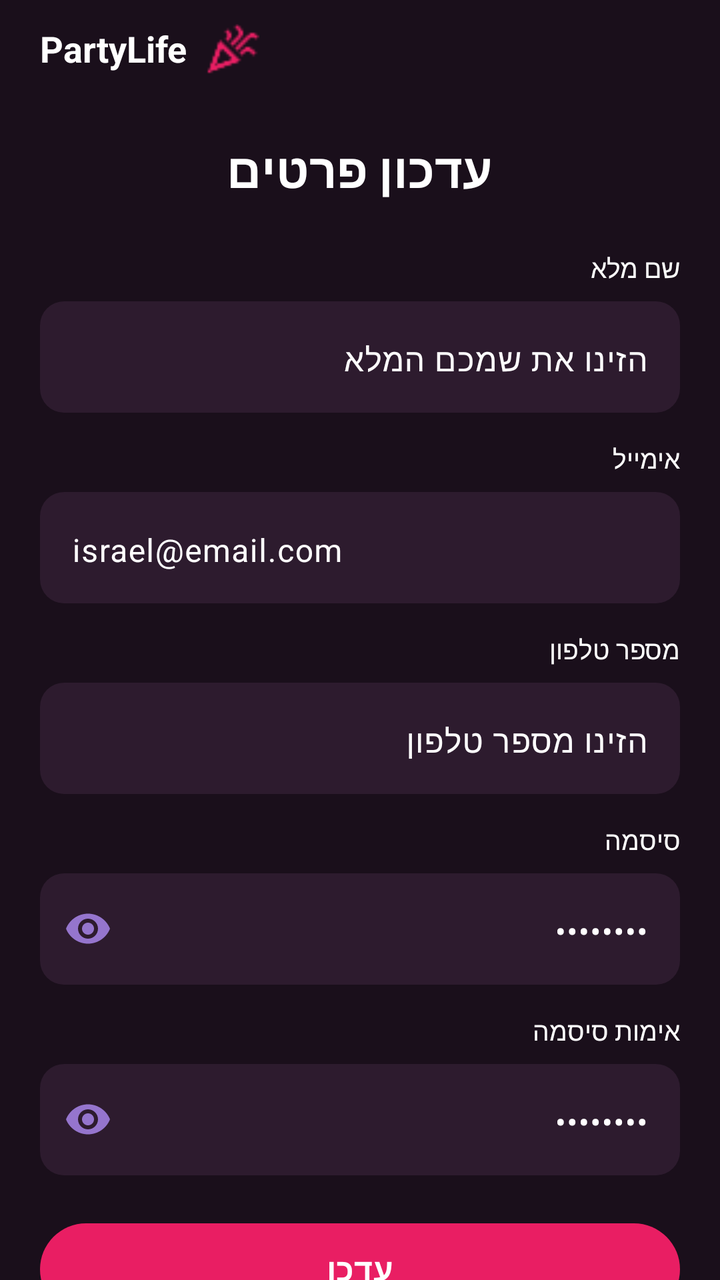
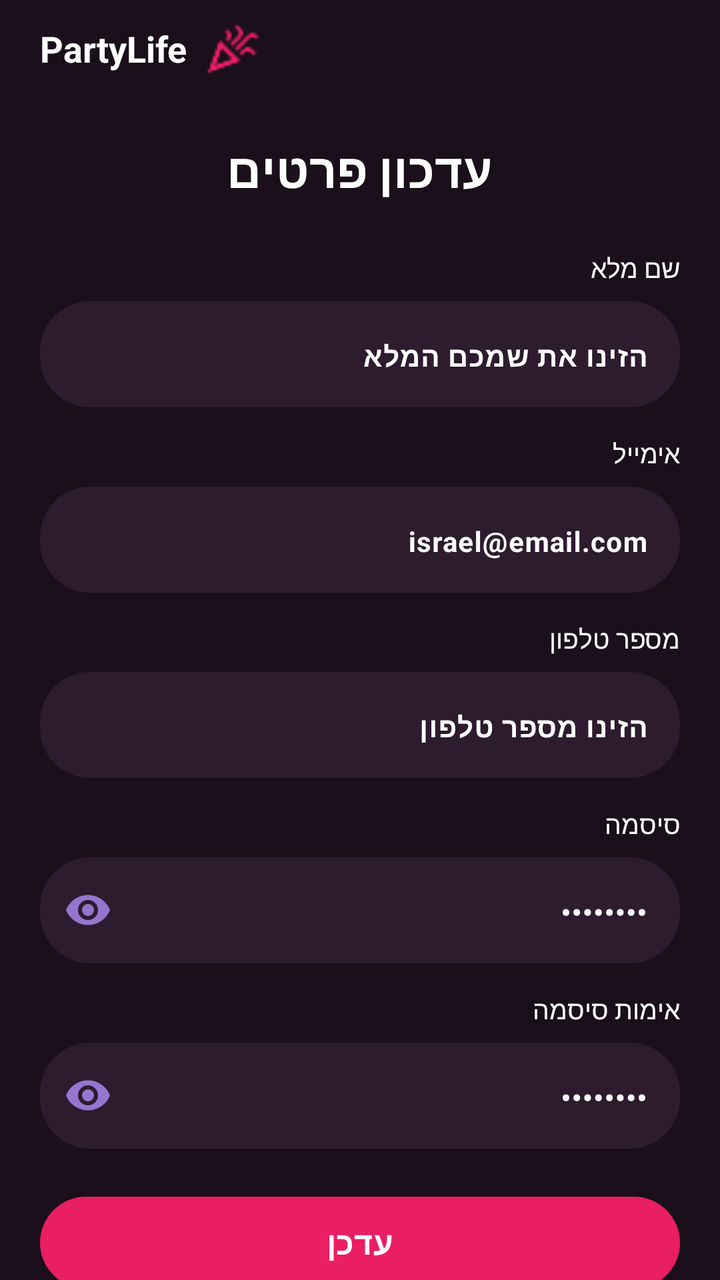

Before-and-after screenshots of an Android layout around one commit, followed by the original layout XML and the change that was made.
<!-- AndroidManifest.xml: application theme Theme.PartyLife -->
<!-- res/layout/activity_user_setting.xml -->
<?xml version="1.0" encoding="utf-8"?>
<ScrollView xmlns:android="http://schemas.android.com/apk/res/android"
    xmlns:app="http://schemas.android.com/apk/res-auto"
    android:layout_width="match_parent"
    android:layout_height="match_parent"
    android:background="#1A0F1B"
    android:fillViewport="true"
    android:id="@+id/usersetting"
    android:scrollbars="none">

    <androidx.constraintlayout.widget.ConstraintLayout
        android:layout_width="match_parent"
        android:layout_height="wrap_content"
        android:paddingStart="20dp"
        android:paddingEnd="20dp"
        android:paddingTop="12dp"
        android:paddingBottom="32dp"
        android:layoutDirection="rtl">

        
        <TextView
            android:id="@+id/tvAppTitle"
            android:layout_width="wrap_content"
            android:layout_height="wrap_content"
            android:text="PartyLife"
            android:textColor="#FFFFFF"
            android:textSize="18sp"
            android:textStyle="bold"
            app:layout_constraintEnd_toEndOf="parent"
            app:layout_constraintTop_toTopOf="parent" />

        <ImageView
            android:id="@+id/ivAppIcon"
            android:layout_width="28dp"
            android:layout_height="28dp"
            android:layout_marginEnd="8dp"
            android:src="@drawable/logo"
            app:layout_constraintBottom_toBottomOf="@id/tvAppTitle"
            app:layout_constraintEnd_toStartOf="@id/tvAppTitle"
            app:layout_constraintTop_toTopOf="@id/tvAppTitle"
            app:tint="#E91E63" />

        
        <TextView
            android:id="@+id/tvTitle"
            android:layout_width="0dp"
            android:layout_height="wrap_content"
            android:layout_marginTop="32dp"
            android:text="עדכון פרטים"
            android:textColor="#FFFFFF"
            android:textSize="24sp"
            android:textStyle="bold"
            android:gravity="center"
            app:layout_constraintEnd_toEndOf="parent"
            app:layout_constraintStart_toStartOf="parent"
            app:layout_constraintTop_toBottomOf="@+id/tvAppTitle" />

        
        <TextView
            android:id="@+id/tvNameLabel"
            android:layout_width="0dp"
            android:layout_height="wrap_content"
            android:layout_marginTop="24dp"
            android:text="שם מלא"
            android:textColor="#FFFFFF"
            android:textSize="13sp"
            android:gravity="start"
            app:layout_constraintEnd_toEndOf="parent"
            app:layout_constraintStart_toStartOf="parent"
            app:layout_constraintTop_toBottomOf="@id/tvTitle" />

        <com.google.android.material.textfield.TextInputLayout
            android:id="@+id/tilEFullName"
            style="@style/ThemeOverlay.App.TextInputLayout.WhiteText"
            android:layout_width="0dp"
            android:layout_height="wrap_content"
            android:layout_marginTop="8dp"
            android:hint="הזינו את שמכם המלא"
            app:boxBackgroundColor="#2D1B2E"
            app:boxBackgroundMode="filled"
            app:boxCornerRadiusBottomEnd="12dp"
            app:boxCornerRadiusBottomStart="12dp"
            app:boxCornerRadiusTopEnd="12dp"
            app:boxCornerRadiusTopStart="12dp"
            app:boxStrokeWidth="0dp"
            app:layout_constraintEnd_toEndOf="parent"
            app:layout_constraintStart_toStartOf="parent"
            app:layout_constraintTop_toBottomOf="@id/tvNameLabel">

            <com.google.android.material.textfield.TextInputEditText
                android:id="@+id/etEFullName"
                android:layout_width="match_parent"
                android:layout_height="wrap_content"
                android:inputType="textPersonName"
                android:gravity="start" />

        </com.google.android.material.textfield.TextInputLayout>

        
        <TextView
            android:id="@+id/tvEmailLabel"
            android:layout_width="0dp"
            android:layout_height="wrap_content"
            android:layout_marginTop="14dp"
            android:text="אימייל"
            android:textColor="#FFFFFF"
            android:textSize="13sp"
            android:gravity="start"
            app:layout_constraintEnd_toEndOf="parent"
            app:layout_constraintStart_toStartOf="parent"
            app:layout_constraintTop_toBottomOf="@id/tilEFullName" />

        <com.google.android.material.textfield.TextInputLayout
            android:id="@+id/tilEEmail"
            style="@style/ThemeOverlay.App.TextInputLayout.WhiteText"
            android:layout_width="0dp"
            android:layout_height="wrap_content"
            android:layout_marginTop="8dp"
            android:hint="israel@email.com"
            app:boxBackgroundColor="#2D1B2E"
            app:boxBackgroundMode="filled"
            app:boxCornerRadiusBottomEnd="12dp"
            app:boxCornerRadiusBottomStart="12dp"
            app:boxCornerRadiusTopEnd="12dp"
            app:boxCornerRadiusTopStart="12dp"
            app:boxStrokeWidth="0dp"
            app:layout_constraintEnd_toEndOf="parent"
            app:layout_constraintStart_toStartOf="parent"
            app:layout_constraintTop_toBottomOf="@id/tvEmailLabel">

            <com.google.android.material.textfield.TextInputEditText
                android:id="@+id/etEEmail"
                android:layout_width="match_parent"
                android:layout_height="wrap_content"
                android:inputType="textEmailAddress"
                android:gravity="start" />

        </com.google.android.material.textfield.TextInputLayout>

        
        <TextView
            android:id="@+id/tvPhoneLabel"
            android:layout_width="0dp"
            android:layout_height="wrap_content"
            android:layout_marginTop="14dp"
            android:text="מספר טלפון"
            android:textColor="#FFFFFF"
            android:textSize="13sp"
            android:gravity="start"
            app:layout_constraintEnd_toEndOf="parent"
            app:layout_constraintStart_toStartOf="parent"
            app:layout_constraintTop_toBottomOf="@id/tilEEmail" />

        <com.google.android.material.textfield.TextInputLayout
            android:id="@+id/tilEPhone"
            style="@style/ThemeOverlay.App.TextInputLayout.WhiteText"
            android:layout_width="0dp"
            android:layout_height="wrap_content"
            android:layout_marginTop="8dp"
            android:hint="הזינו מספר טלפון"
            app:boxBackgroundColor="#2D1B2E"
            app:boxBackgroundMode="filled"
            app:boxCornerRadiusBottomEnd="12dp"
            app:boxCornerRadiusBottomStart="12dp"
            app:boxCornerRadiusTopEnd="12dp"
            app:boxCornerRadiusTopStart="12dp"
            app:boxStrokeWidth="0dp"
            app:layout_constraintEnd_toEndOf="parent"
            app:layout_constraintStart_toStartOf="parent"
            app:layout_constraintTop_toBottomOf="@id/tvPhoneLabel">

            <com.google.android.material.textfield.TextInputEditText
                android:id="@+id/etEPhone"
                android:layout_width="match_parent"
                android:layout_height="wrap_content"
                android:inputType="phone"
                android:gravity="start" />

        </com.google.android.material.textfield.TextInputLayout>

        
        <TextView
            android:id="@+id/tvPasswordLabel"
            android:layout_width="0dp"
            android:layout_height="wrap_content"
            android:layout_marginTop="14dp"
            android:text="סיסמה"
            android:textColor="#FFFFFF"
            android:textSize="13sp"
            android:gravity="start"
            app:layout_constraintEnd_toEndOf="parent"
            app:layout_constraintStart_toStartOf="parent"
            app:layout_constraintTop_toBottomOf="@id/tilEPhone" />

        <com.google.android.material.textfield.TextInputLayout
            android:id="@+id/tilEPassword"
            style="@style/ThemeOverlay.App.TextInputLayout.WhiteText"
            android:layout_width="0dp"
            android:layout_height="wrap_content"
            android:layout_marginTop="8dp"
            android:hint="••••••••"
            app:boxBackgroundColor="#2D1B2E"
            app:boxBackgroundMode="filled"
            app:boxCornerRadiusBottomEnd="12dp"
            app:boxCornerRadiusBottomStart="12dp"
            app:boxCornerRadiusTopEnd="12dp"
            app:boxCornerRadiusTopStart="12dp"
            app:boxStrokeWidth="0dp"
            app:endIconMode="password_toggle"
            app:endIconTint="#9575CD"
            app:layout_constraintEnd_toEndOf="parent"
            app:layout_constraintStart_toStartOf="parent"
            app:layout_constraintTop_toBottomOf="@id/tvPasswordLabel">

            <com.google.android.material.textfield.TextInputEditText
                android:id="@+id/etEPassword"
                android:layout_width="match_parent"
                android:layout_height="wrap_content"
                android:inputType="textPassword"
                android:gravity="start" />

        </com.google.android.material.textfield.TextInputLayout>

        
        <TextView
            android:id="@+id/tvConfirmPasswordLabel"
            android:layout_width="0dp"
            android:layout_height="wrap_content"
            android:layout_marginTop="14dp"
            android:text="אימות סיסמה"
            android:textColor="#FFFFFF"
            android:textSize="13sp"
            android:gravity="start"
            app:layout_constraintEnd_toEndOf="parent"
            app:layout_constraintStart_toStartOf="parent"
            app:layout_constraintTop_toBottomOf="@id/tilEPassword" />

        <com.google.android.material.textfield.TextInputLayout
            android:id="@+id/tilEConfirmPassword"
            style="@style/ThemeOverlay.App.TextInputLayout.WhiteText"
            android:layout_width="0dp"
            android:layout_height="wrap_content"
            android:layout_marginTop="8dp"
            android:hint="••••••••"
            app:boxBackgroundColor="#2D1B2E"
            app:boxBackgroundMode="filled"
            app:boxCornerRadiusBottomEnd="12dp"
            app:boxCornerRadiusBottomStart="12dp"
            app:boxCornerRadiusTopEnd="12dp"
            app:boxCornerRadiusTopStart="12dp"
            app:boxStrokeWidth="0dp"
            app:endIconMode="password_toggle"
            app:endIconTint="#9575CD"
            app:layout_constraintEnd_toEndOf="parent"
            app:layout_constraintStart_toStartOf="parent"
            app:layout_constraintTop_toBottomOf="@id/tvConfirmPasswordLabel">

            <com.google.android.material.textfield.TextInputEditText
                android:id="@+id/etEConfirmPassword"
                android:layout_width="match_parent"
                android:layout_height="wrap_content"
                android:inputType="textPassword"
                android:gravity="start" />

        </com.google.android.material.textfield.TextInputLayout>

        
        <com.google.android.material.button.MaterialButton
            android:id="@+id/btEnRegister"
            android:layout_width="0dp"
            android:layout_height="54dp"
            android:layout_marginTop="20dp"
            android:text="עדכן"
            android:textColor="#FFFFFF"
            android:textSize="16sp"
            android:textStyle="bold"
            app:backgroundTint="#E91E63"
            app:cornerRadius="27dp"
            app:layout_constraintEnd_toEndOf="parent"
            app:layout_constraintStart_toStartOf="parent"
            app:layout_constraintTop_toBottomOf="@id/tilEConfirmPassword" />


    </androidx.constraintlayout.widget.ConstraintLayout>

</ScrollView>
<!-- resources referenced by this layout -->
<resources>
  <!-- drawable logo: png bitmap (drawable, 761 bytes) -->
  <style name="ThemeOverlay.App.TextInputLayout.WhiteText" parent="">
          <item name="android:textColorPrimary">#FFFFFF</item>
          <item name="android:textColorHint">#FFFFFF</item> 
      </style>
  <style name="Theme.PartyLife" parent="Base.Theme.PartyLife" />
  <style name="Base.Theme.PartyLife" parent="Theme.Material3.Dark.NoActionBar">
        
  
      </style>
</resources>

<!-- the commit's change to res/layout/activity_user_setting.xml (unified diff, before → after) -->
@@ -76,12 +76,13 @@
             android:layout_height="wrap_content"
             android:layout_marginTop="8dp"
             android:hint="הזינו את שמכם המלא"
-            app:boxBackgroundColor="#2D1B2E"
-            app:boxBackgroundMode="filled"
-            app:boxCornerRadiusBottomEnd="12dp"
-            app:boxCornerRadiusBottomStart="12dp"
-            app:boxCornerRadiusTopEnd="12dp"
-            app:boxCornerRadiusTopStart="12dp"
+            android:layoutDirection="rtl"
+            app:boxBackgroundColor="#2D1B2E"
+            app:boxBackgroundMode="filled"
+            app:boxCornerRadiusBottomEnd="25dp"
+            app:boxCornerRadiusBottomStart="25dp"
+            app:boxCornerRadiusTopEnd="25dp"
+            app:boxCornerRadiusTopStart="25dp"
             app:boxStrokeWidth="0dp"
             app:layout_constraintEnd_toEndOf="parent"
             app:layout_constraintStart_toStartOf="parent"
@@ -92,7 +93,12 @@
                 android:layout_width="match_parent"
                 android:layout_height="wrap_content"
                 android:inputType="textPersonName"
-                android:gravity="start" />
+                android:textSize="14sp"
+                android:textStyle="bold"
+                android:gravity="right"
+                android:textDirection="rtl"
+                android:imeOptions="actionNext"
+                android:minHeight="50dp" />
 
         </com.google.android.material.textfield.TextInputLayout>
 
@@ -117,12 +123,13 @@
             android:layout_height="wrap_content"
             android:layout_marginTop="8dp"
             android:hint="israel@email.com"
-            app:boxBackgroundColor="#2D1B2E"
-            app:boxBackgroundMode="filled"
-            app:boxCornerRadiusBottomEnd="12dp"
-            app:boxCornerRadiusBottomStart="12dp"
-            app:boxCornerRadiusTopEnd="12dp"
-            app:boxCornerRadiusTopStart="12dp"
+            android:layoutDirection="rtl"
+            app:boxBackgroundColor="#2D1B2E"
+            app:boxBackgroundMode="filled"
+            app:boxCornerRadiusBottomEnd="25dp"
+            app:boxCornerRadiusBottomStart="25dp"
+            app:boxCornerRadiusTopEnd="25dp"
+            app:boxCornerRadiusTopStart="25dp"
             app:boxStrokeWidth="0dp"
             app:layout_constraintEnd_toEndOf="parent"
             app:layout_constraintStart_toStartOf="parent"
@@ -133,7 +140,12 @@
                 android:layout_width="match_parent"
                 android:layout_height="wrap_content"
                 android:inputType="textEmailAddress"
-                android:gravity="start" />
+                android:textSize="14sp"
+                android:textStyle="bold"
+                android:gravity="right"
+                android:textDirection="rtl"
+                android:imeOptions="actionNext"
+                android:minHeight="50dp" />
 
         </com.google.android.material.textfield.TextInputLayout>
 
@@ -158,12 +170,13 @@
             android:layout_height="wrap_content"
             android:layout_marginTop="8dp"
             android:hint="הזינו מספר טלפון"
-            app:boxBackgroundColor="#2D1B2E"
-            app:boxBackgroundMode="filled"
-            app:boxCornerRadiusBottomEnd="12dp"
-            app:boxCornerRadiusBottomStart="12dp"
-            app:boxCornerRadiusTopEnd="12dp"
-            app:boxCornerRadiusTopStart="12dp"
+            android:layoutDirection="rtl"
+            app:boxBackgroundColor="#2D1B2E"
+            app:boxBackgroundMode="filled"
+            app:boxCornerRadiusBottomEnd="25dp"
+            app:boxCornerRadiusBottomStart="25dp"
+            app:boxCornerRadiusTopEnd="25dp"
+            app:boxCornerRadiusTopStart="25dp"
             app:boxStrokeWidth="0dp"
             app:layout_constraintEnd_toEndOf="parent"
             app:layout_constraintStart_toStartOf="parent"
@@ -174,7 +187,12 @@
                 android:layout_width="match_parent"
                 android:layout_height="wrap_content"
                 android:inputType="phone"
-                android:gravity="start" />
+                android:textSize="14sp"
+                android:textStyle="bold"
+                android:gravity="right"
+                android:textDirection="rtl"
+                android:imeOptions="actionNext"
+                android:minHeight="50dp" />
 
         </com.google.android.material.textfield.TextInputLayout>
 
@@ -199,12 +217,13 @@
             android:layout_height="wrap_content"
             android:layout_marginTop="8dp"
             android:hint="••••••••"
-            app:boxBackgroundColor="#2D1B2E"
-            app:boxBackgroundMode="filled"
-            app:boxCornerRadiusBottomEnd="12dp"
-            app:boxCornerRadiusBottomStart="12dp"
-            app:boxCornerRadiusTopEnd="12dp"
-            app:boxCornerRadiusTopStart="12dp"
+            android:layoutDirection="rtl"
+            app:boxBackgroundColor="#2D1B2E"
+            app:boxBackgroundMode="filled"
+            app:boxCornerRadiusBottomEnd="25dp"
+            app:boxCornerRadiusBottomStart="25dp"
+            app:boxCornerRadiusTopEnd="25dp"
+            app:boxCornerRadiusTopStart="25dp"
             app:boxStrokeWidth="0dp"
             app:endIconMode="password_toggle"
             app:endIconTint="#9575CD"
@@ -217,7 +236,12 @@
                 android:layout_width="match_parent"
                 android:layout_height="wrap_content"
                 android:inputType="textPassword"
-                android:gravity="start" />
+                android:textSize="14sp"
+                android:textStyle="bold"
+                android:gravity="right"
+                android:textDirection="rtl"
+                android:imeOptions="actionNext"
+                android:minHeight="50dp" />
 
         </com.google.android.material.textfield.TextInputLayout>
 
@@ -242,12 +266,13 @@
             android:layout_height="wrap_content"
             android:layout_marginTop="8dp"
             android:hint="••••••••"
-            app:boxBackgroundColor="#2D1B2E"
-            app:boxBackgroundMode="filled"
-            app:boxCornerRadiusBottomEnd="12dp"
-            app:boxCornerRadiusBottomStart="12dp"
-            app:boxCornerRadiusTopEnd="12dp"
-            app:boxCornerRadiusTopStart="12dp"
+            android:layoutDirection="rtl"
+            app:boxBackgroundColor="#2D1B2E"
+            app:boxBackgroundMode="filled"
+            app:boxCornerRadiusBottomEnd="25dp"
+            app:boxCornerRadiusBottomStart="25dp"
+            app:boxCornerRadiusTopEnd="25dp"
+            app:boxCornerRadiusTopStart="25dp"
             app:boxStrokeWidth="0dp"
             app:endIconMode="password_toggle"
             app:endIconTint="#9575CD"
@@ -260,7 +285,12 @@
                 android:layout_width="match_parent"
                 android:layout_height="wrap_content"
                 android:inputType="textPassword"
-                android:gravity="start" />
+                android:textSize="14sp"
+                android:textStyle="bold"
+                android:gravity="right"
+                android:textDirection="rtl"
+                android:imeOptions="actionDone"
+                android:minHeight="50dp" />
 
         </com.google.android.material.textfield.TextInputLayout>
 
